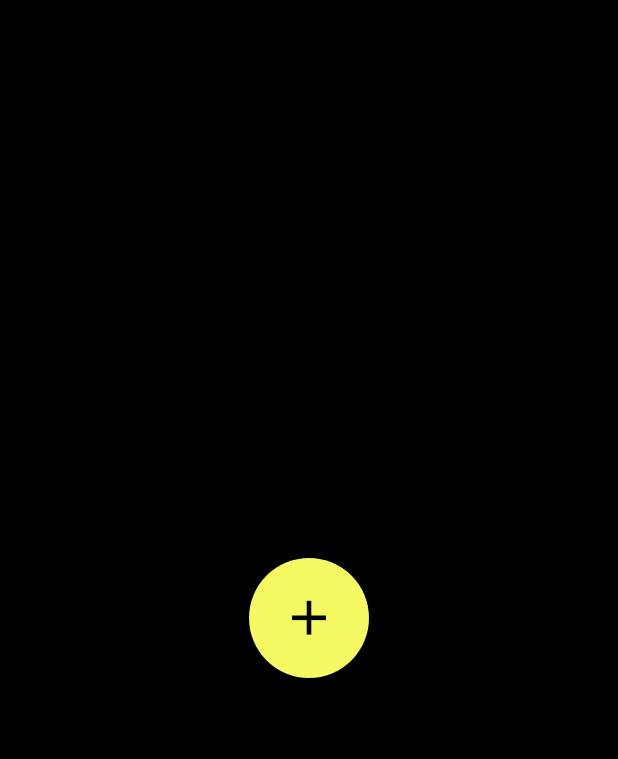
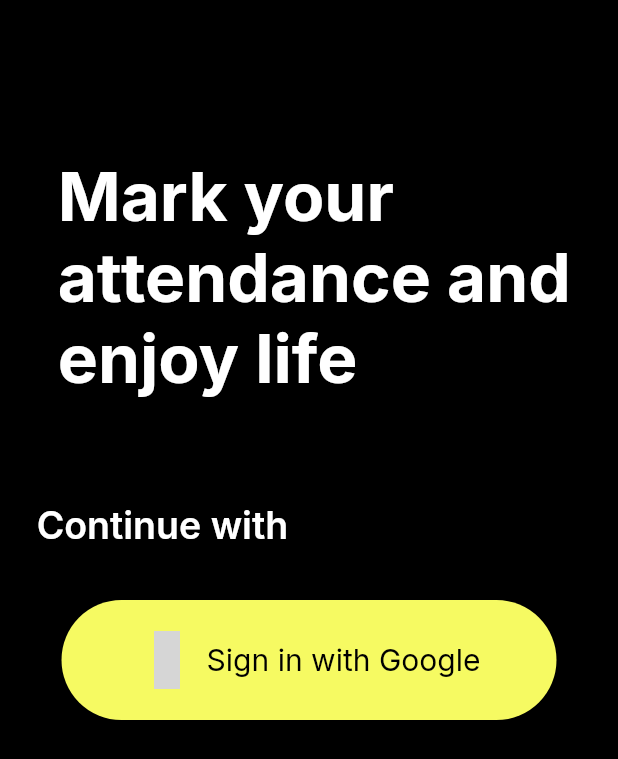
Before and after one commit to Sama-3l/Keeper-Of-Records, a Flutter app: the screen it shows after launch, on a phone screen of 412 x 824 dp. Shown: the top 759 px of the screen. Run offline on Flutter 3.47's test engine with Material 2 defaults, Android fonts, the phone set to English and light mode, and no system bars; our stand-ins replace cloud_firestore, firebase_auth, firebase_core, google_fonts, google_sign_in; missing offline and left inert: carbon_icons; accounts and stored records are empty; grey boxes are pictures that could not be loaded.

Commit message:
Intro pages, check functions and streamlining left

```diff
--- a/lib/google_signin.dart/signin.dart
+++ b/lib/google_signin.dart/signin.dart
@@ -8,6 +8,7 @@
 import 'package:cloud_firestore/cloud_firestore.dart';
 import 'package:google_fonts/google_fonts.dart';
 import 'package:keeperofrecords/elements/InputField.dart';
+import 'package:carbon_icons/carbon_icons.dart';
 
 User? userGlobal = null;
 
@@ -24,10 +25,32 @@
 
   @override
   Widget build(BuildContext context) {
-    return Center(
+    return Scaffold(
+        backgroundColor: appBackground,
+        body: Column(children: [
+          SizedBox(
+              height: 300,
+              child: Align(
+                  alignment: Alignment(0.1, 0.5),
+                  child: Text("Mark your\nattendance and\nenjoy life",
+                      style: GoogleFonts.inter(
+                          color: appAccent2,
+                          fontWeight: FontWeight.bold,
+                          fontSize: 45)))),
+          SizedBox(
+              height: 100,
+              child: Align(
+                  alignment: Alignment(-0.8, 0),
+                  child: Text("Continue with",
+                      style: GoogleFonts.inter(
+                          color: appAccent2,
+                          fontWeight: FontWeight.w600,
+                          fontSize: 25)))),
+          Padding(
+              padding: EdgeInsets.only(),
               child: SizedBox(
                   height: 80,
-            width: 80,
+                  width: 330,
                   child: ElevatedButton(
                     onPressed: () async {
                       userGlobal = await account.signup(context, auth);
@@ -39,16 +62,31 @@
                       if (user == null) {
                         return;
                       } else if (ds["username"] == "") {
-                  Navigator.pushReplacement(context,
-                      MaterialPageRoute(builder: (context) => AppSignIn()));
+                        Navigator.pushReplacement(
+                            context,
+                            MaterialPageRoute(
+                                builder: (context) => AppSignIn()));
                       }
                     },
                     style: ElevatedButton.styleFrom(
                         primary: appAccent1,
                         shape: RoundedRectangleBorder(
-                      borderRadius: BorderRadius.circular(80))),
-              child: Icon(Icons.add, size: 39, color: appBackground),
-            )));
+                            borderRadius: BorderRadius.circular(60))),
+                    child: Row(
+                        mainAxisAlignment: MainAxisAlignment.center,
+                        children: [
+                          Icon(CarbonIcons.logo_google,
+                              size: 39, color: appBackground),
+                          Padding(
+                              padding: EdgeInsets.only(left: 7),
+                              child: Text("Sign in with Google",
+                                  style: GoogleFonts.inter(
+                                      color: appBackground,
+                                      fontWeight: FontWeight.w400,
+                                      fontSize: 20)))
+                        ]),
+                  )))
+        ]));
   }
 }
 
--- a/pubspec.yaml
+++ b/pubspec.yaml
@@ -48,6 +48,7 @@
   google_fonts: ^3.0.1
   flutter_svg: ^1.1.6
   carbon_icons: ^0.0.1+2
+  unicons: ^2.1.0
 
   firebase_core: ^2.4.0
   firebase_auth: ^4.2.3
```
Lines whose indentation alone changed are shown as unchanged.
